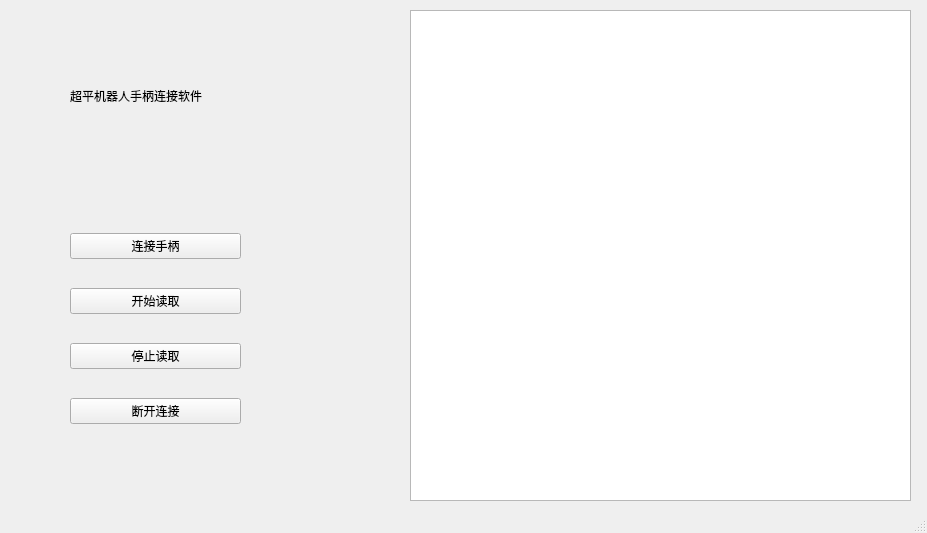
The window that gamepad.ui (C-Qiyao/joystick_test_python) describes before a commit, drawn with Qt 5.
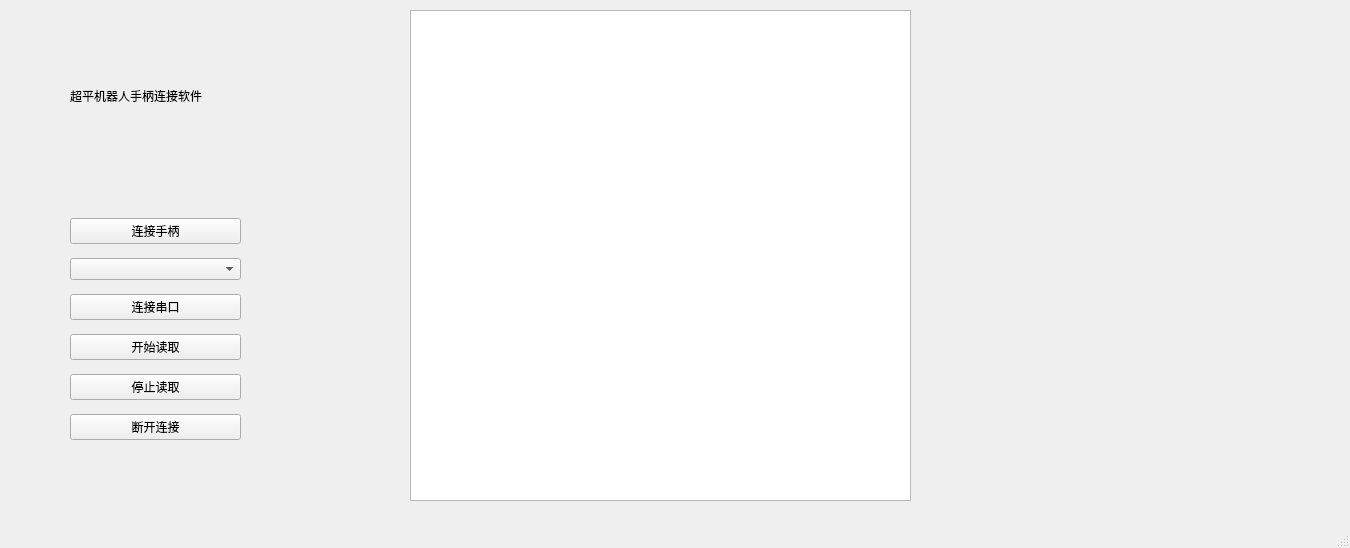
The same window after the commit.

Commit message: v2.0with serial

```diff
--- a/gamepad.ui
+++ b/gamepad.ui
@@ -6,8 +6,8 @@
    <rect>
     <x>0</x>
     <y>0</y>
-    <width>927</width>
-    <height>533</height>
+    <width>1350</width>
+    <height>548</height>
    </rect>
   </property>
   <property name="windowTitle">
@@ -31,6 +31,16 @@
        </property>
       </widget>
      </item>
+     <item>
+      <widget class="QComboBox" name="comboBox_SerialSel"/>
+     </item>
+     <item>
+      <widget class="QPushButton" name="pushButton_SerialCon">
+       <property name="text">
+        <string>连接串口</string>
+       </property>
+      </widget>
+     </item>
      <item>
       <widget class="QPushButton" name="pushButton_start">
        <property name="text">
@@ -80,6 +90,17 @@
      </rect>
     </property>
    </widget>
+   <widget class="QWidget" name="gridLayoutWidget">
+    <property name="geometry">
+     <rect>
+      <x>950</x>
+      <y>10</y>
+      <width>331</width>
+      <height>191</height>
+     </rect>
+    </property>
+    <layout class="QGridLayout" name="gridLayout"/>
+   </widget>
   </widget>
   <widget class="QMenuBar" name="menubar">
    <property name="geometry">
```
Left out of the diff: 2 changed lines with no effect on the pictures. The commit also changes 2 other files.
